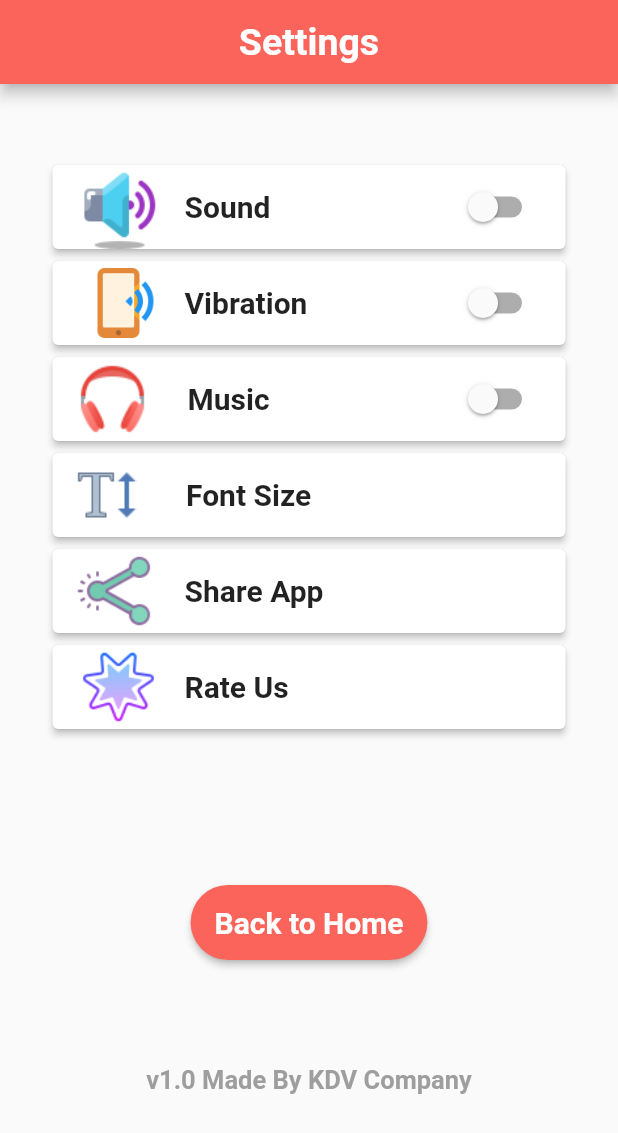
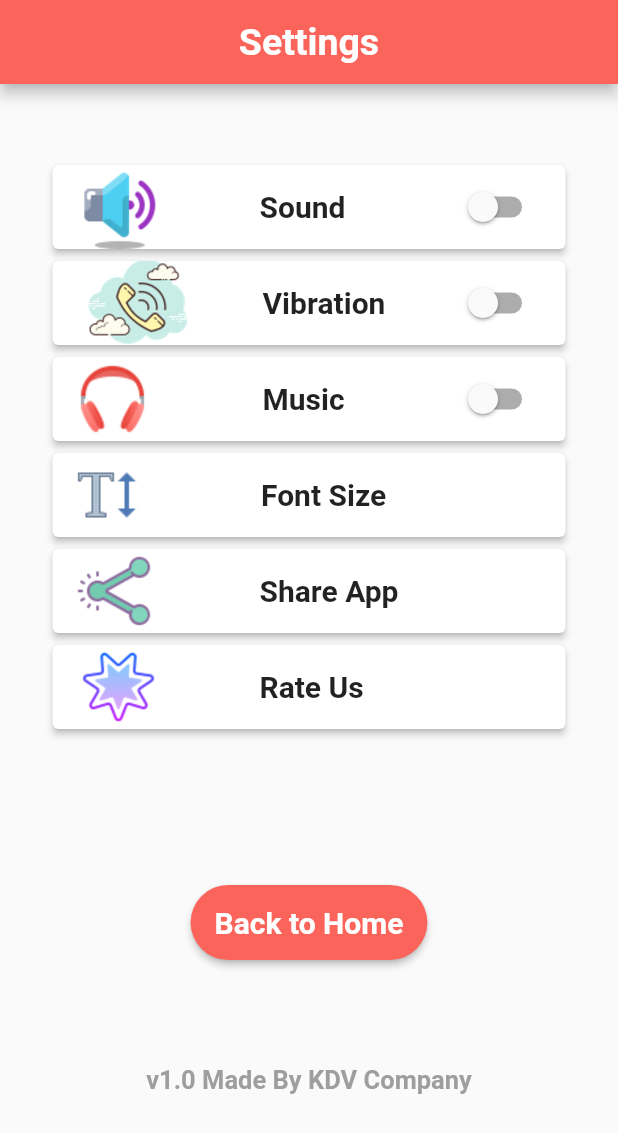
Before and after one commit to LaiMinhKiet752/flutter_application_quiz_app, a Flutter app: the SettingsScreen screen opened directly, on a phone screen of 412 x 824 dp. Shown: the top 1133 px of the screen. Run offline on Flutter 3.47's test engine with Material 2 defaults, Android fonts, the phone set to English and light mode, and no system bars; drawn by our look-alikes of overlay_support; our stand-ins replace animated_text_kit, audioplayers, carousel_slider, cloud_firestore, confetti, firebase_auth and 10 more; missing offline and left inert: flutter_facebook_auth; accounts and stored records are empty.

Commit message:
update project

```diff
--- a/lib/screen/login.dart
+++ b/lib/screen/login.dart
@@ -4,8 +4,7 @@ import 'package:google_fonts/google_fonts.dart';
 import 'package:internet_connection_checker/internet_connection_checker.dart';
 import 'package:overlay_support/overlay_support.dart';
 import 'package:quiz_app/screen/home.dart';
-import 'package:quiz_app/services/auth_fb.dart';
-import 'package:quiz_app/services/auth_gg.dart';
+import 'package:quiz_app/services/auth.dart';
 
 class Login extends StatefulWidget {
   const Login({super.key});
--- a/lib/screen/settings_screen.dart
+++ b/lib/screen/settings_screen.dart
@@ -39,12 +39,21 @@ class _SettingsScreenState extends State<SettingsScreen> {
                   Card(
                     elevation: 2.0,
                     child: ListTile(
-                      leading: Image.asset("assets/img/audio.png"),
-                      title: Text(
+                      leading: Image.asset(
+                        "assets/img/audio.png",
+                        filterQuality: FilterQuality.high,
+                        fit: BoxFit.cover,
+                      ),
+                      title: Container(
+                        margin: EdgeInsets.only(
+                          left: 50.0,
+                        ),
+                        child: Text(
                           "Sound",
                           style: TextStyle(
                             fontSize: 20.0,
                             fontWeight: FontWeight.bold,
+                          ),
                         ),
                       ),
                       trailing: Switch(
@@ -108,12 +117,22 @@ class _SettingsScreenState extends State<SettingsScreen> {
                   Card(
                     elevation: 2.0,
                     child: ListTile(
-                      leading: Image.asset("assets/img/phone.png"),
-                      title: Text(
+                      leading: Image.asset(
+                        "assets/img/phone.png",
+                        filterQuality: FilterQuality.high,
+                        fit: BoxFit.cover,
+                        width: 80.0,
+                      ),
+                      title: Container(
+                        margin: EdgeInsets.only(
+                          left: 28.0,
+                        ),
+                        child: Text(
                           "Vibration",
                           style: TextStyle(
                             fontSize: 20.0,
                             fontWeight: FontWeight.bold,
+                          ),
                         ),
                       ),
                       trailing: Switch(
@@ -179,6 +198,8 @@ class _SettingsScreenState extends State<SettingsScreen> {
                     child: ListTile(
                       title: Container(
                         margin: EdgeInsets.symmetric(horizontal: 10.0),
+                        child: Container(
+                          margin: EdgeInsets.only(left: 50.0),
                           child: Text(
                             "Music",
                             style: TextStyle(
@@ -187,7 +208,12 @@ class _SettingsScreenState extends State<SettingsScreen> {
                             ),
                           ),
                         ),
-                      leading: Image.asset("assets/img/music.png"),
+                      ),
+                      leading: Image.asset(
+                        "assets/img/music.png",
+                        filterQuality: FilterQuality.high,
+                        fit: BoxFit.cover,
+                      ),
                       trailing: Switch(
                         value: isMusicSwitched,
                         onChanged: (value) {
@@ -249,9 +275,17 @@ class _SettingsScreenState extends State<SettingsScreen> {
                   Card(
                     elevation: 2.0,
                     child: ListTile(
-                      leading: Image.asset("assets/img/text.png"),
+                      leading: Image.asset(
+                        "assets/img/text.png",
+                        filterQuality: FilterQuality.high,
+                        fit: BoxFit.cover,
+                      ),
                       title: Container(
                         margin: EdgeInsets.symmetric(horizontal: 17.0),
+                        child: Container(
+                          margin: EdgeInsets.only(
+                            left: 50.0,
+                          ),
                           child: Text(
                             "Font Size",
                             style: TextStyle(
@@ -262,30 +296,49 @@ class _SettingsScreenState extends State<SettingsScreen> {
                         ),
                       ),
                     ),
+                  ),
                   Card(
                     elevation: 2.0,
                     child: ListTile(
-                      title: Text(
+                      title: Container(
+                        margin: EdgeInsets.only(
+                          left: 50.0,
+                        ),
+                        child: Text(
                           "Share App",
                           style: TextStyle(
                             fontSize: 20.0,
                             fontWeight: FontWeight.bold,
                           ),
                         ),
-                      leading: Image.asset("assets/img/share.png"),
+                      ),
+                      leading: Image.asset(
+                        "assets/img/share.png",
+                        filterQuality: FilterQuality.high,
+                        fit: BoxFit.cover,
+                      ),
                     ),
                   ),
                   Card(
                     elevation: 2.0,
                     child: ListTile(
-                      title: Text(
+                      title: Container(
+                        margin: EdgeInsets.only(
+                          left: 50.0,
+                        ),
+                        child: Text(
                           "Rate Us",
                           style: TextStyle(
                             fontSize: 20.0,
                             fontWeight: FontWeight.bold,
                           ),
                         ),
-                      leading: Image.asset("assets/img/star.png"),
+                      ),
+                      leading: Image.asset(
+                        "assets/img/star.png",
+                        filterQuality: FilterQuality.high,
+                        fit: BoxFit.cover,
+                      ),
                     ),
                   ),
                   SizedBox(
--- a/lib/screen/submit_app_reviews.dart
+++ b/lib/screen/submit_app_reviews.dart
@@ -22,9 +22,6 @@ class _SubmitAppReviewsState extends State<SubmitAppReviews> {
                 "assets/img/success_review.png",
                 filterQuality: FilterQuality.high,
               ),
-            ),
-            SizedBox(
-              height: 100.0,
             ),
             Container(
               child: MaterialButton(
--- a/pubspec.yaml
+++ b/pubspec.yaml
@@ -59,7 +59,6 @@ dependencies:
   rating_dialog: ^2.0.4
   in_app_review: ^2.0.6
   animated_text_kit: ^4.2.2
-  flutter_facebook_login: ^3.0.0
   cached_network_image: ^3.2.3
 
 
```
Also changed, not shown: lib/screen/contact_us.dart (+11 -5 lines), lib/screen/profile.dart (+32 -22 lines), lib/services/auth.dart (added, +74 -0 lines), lib/services/auth_fb.dart (deleted, +0 -35 lines), lib/services/auth_gg.dart (deleted, +0 -41 lines), lib/widgets/sidenavbar.dart (+82 -58 lines), assets/img/award.png (added), assets/img/phone.png, pubspec.lock. Lines whose indentation alone changed are shown as unchanged.
